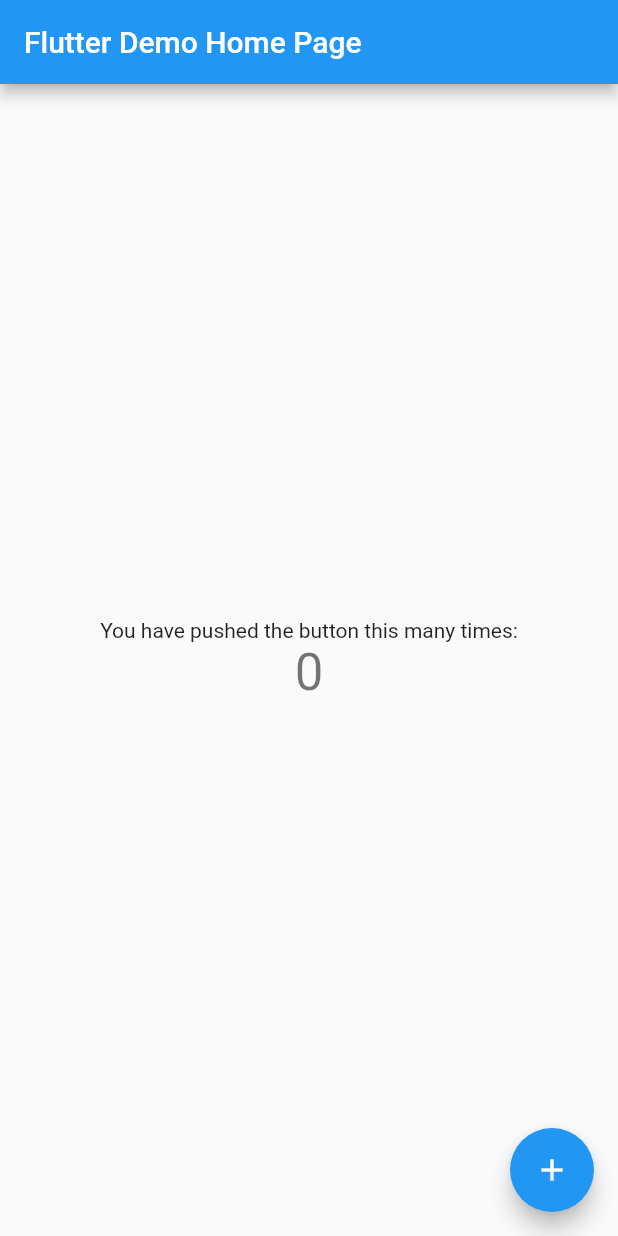
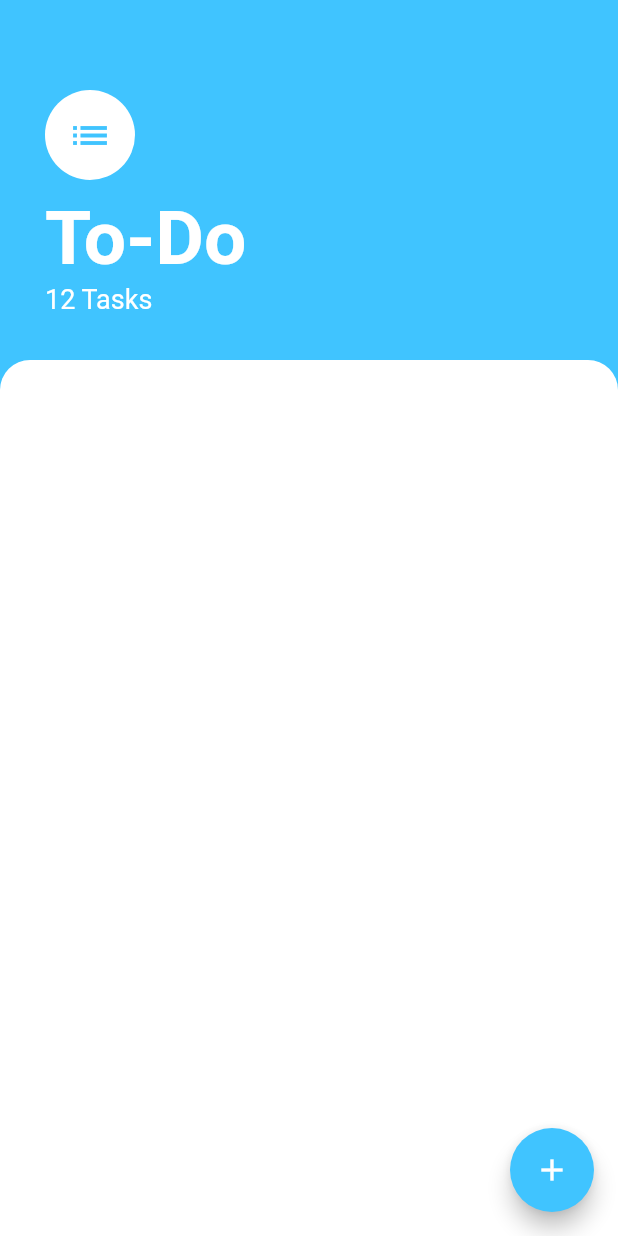
Before and after one commit to amccormack92/todoey, a Flutter app: the screen it shows after launch, on a phone screen of 412 x 824 dp. Run offline on Flutter 3.47's test engine with Material 2 defaults, Android fonts, the phone set to English and light mode, and no system bars.

Commit message:
initial design added

```diff
--- a/lib/main.dart
+++ b/lib/main.dart
@@ -1,115 +1,71 @@
 import 'package:flutter/material.dart';
+import 'package:todoey/screens/tasks_screen.dart';
+// import 'package:provider/provider.dart';
 
-void main() {
-  runApp(const MyApp());
-}
+void main() => runApp(const MyApp());
 
 class MyApp extends StatelessWidget {
   const MyApp({super.key});
 
-  // This widget is the root of your application.
   @override
   Widget build(BuildContext context) {
-    return MaterialApp(
-      title: 'Flutter Demo',
-      theme: ThemeData(
-        // This is the theme of your application.
-        //
-        // Try running your application with "flutter run". You'll see the
-        // application has a blue toolbar. Then, without quitting the app, try
-        // changing the primarySwatch below to Colors.green and then invoke
-        // "hot reload" (press "r" in the console where you ran "flutter run",
-        // or simply save your changes to "hot reload" in a Flutter IDE).
-        // Notice that the counter didn't reset back to zero; the application
-        // is not restarted.
-        primarySwatch: Colors.blue,
-      ),
-      home: const MyHomePage(title: 'Flutter Demo Home Page'),
+    return const MaterialApp(
+      home: TasksScreen(),
     );
   }
 }
 
-class MyHomePage extends StatefulWidget {
-  const MyHomePage({super.key, required this.title});
+// class Level1 extends StatelessWidget {
+//   @override
+//   Widget build(BuildContext context) {
+//     return Container(
+//       child: Level2(),
+//     );
+//   }
+// }
 
-  // This widget is the home page of your application. It is stateful, meaning
-  // that it has a State object (defined below) that contains fields that affect
-  // how it looks.
+// class Level2 extends StatelessWidget {
+//   @override
+//   Widget build(BuildContext context) {
+//     return Column(
+//       children: [
+//         MyTextField(),
+//         Level3(),
+//       ],
+//     );
+//   }
+// }
 
-  // This class is the configuration for the state. It holds the values (in this
-  // case the title) provided by the parent (in this case the App widget) and
-  // used by the build method of the State. Fields in a Widget subclass are
-  // always marked "final".
+// class Level3 extends StatelessWidget {
+//   @override
+//   Widget build(BuildContext context) {
+//     return Text(Provider.of<Data>(context).data);
+//   }
+// }
 
-  final String title;
+// class MyText extends StatelessWidget {
+//   @override
+//   Widget build(BuildContext context) {
+//     return Text(Provider.of<Data>(context, listen: false).data);
+//   }
+// }
 
-  @override
-  State<MyHomePage> createState() => _MyHomePageState();
-}
+// class MyTextField extends StatelessWidget {
+//   @override
+//   Widget build(BuildContext context) {
+//     return TextField(
+//       onChanged: (newText) {
+//         // Provider.of<Data>(context).changeString(newText);
+//       },
+//     );
+//   }
+// }
 
-class _MyHomePageState extends State<MyHomePage> {
-  int _counter = 0;
+// class Data extends ChangeNotifier {
+//   String data = 'Some data';
 
-  void _incrementCounter() {
-    setState(() {
-      // This call to setState tells the Flutter framework that something has
-      // changed in this State, which causes it to rerun the build method below
-      // so that the display can reflect the updated values. If we changed
-      // _counter without calling setState(), then the build method would not be
-      // called again, and so nothing would appear to happen.
-      _counter++;
-    });
-  }
-
-  @override
-  Widget build(BuildContext context) {
-    // This method is rerun every time setState is called, for instance as done
-    // by the _incrementCounter method above.
-    //
-    // The Flutter framework has been optimized to make rerunning build methods
-    // fast, so that you can just rebuild anything that needs updating rather
-    // than having to individually change instances of widgets.
-    return Scaffold(
-      appBar: AppBar(
-        // Here we take the value from the MyHomePage object that was created by
-        // the App.build method, and use it to set our appbar title.
-        title: Text(widget.title),
-      ),
-      body: Center(
-        // Center is a layout widget. It takes a single child and positions it
-        // in the middle of the parent.
-        child: Column(
-          // Column is also a layout widget. It takes a list of children and
-          // arranges them vertically. By default, it sizes itself to fit its
-          // children horizontally, and tries to be as tall as its parent.
-          //
-          // Invoke "debug painting" (press "p" in the console, choose the
-          // "Toggle Debug Paint" action from the Flutter Inspector in Android
-          // Studio, or the "Toggle Debug Paint" command in Visual Studio Code)
-          // to see the wireframe for each widget.
-          //
-          // Column has various properties to control how it sizes itself and
-          // how it positions its children. Here we use mainAxisAlignment to
-          // center the children vertically; the main axis here is the vertical
-          // axis because Columns are vertical (the cross axis would be
-          // horizontal).
-          mainAxisAlignment: MainAxisAlignment.center,
-          children: <Widget>[
-            const Text(
-              'You have pushed the button this many times:',
-            ),
-            Text(
-              '$_counter',
-              style: Theme.of(context).textTheme.headline4,
-            ),
-          ],
-        ),
-      ),
-      floatingActionButton: FloatingActionButton(
-        onPressed: _incrementCounter,
-        tooltip: 'Increment',
-        child: const Icon(Icons.add),
-      ), // This trailing comma makes auto-formatting nicer for build methods.
-    );
-  }
-}
+//   void changeString(String newString) {
+//     data = newString;
+//     notifyListeners();
+//   }
+// }
--- /dev/null
+++ b/lib/screens/tasks_screen.dart
@@ -0,0 +1,67 @@
+import 'package:flutter/material.dart';
+
+class TasksScreen extends StatelessWidget {
+  const TasksScreen({super.key});
+
+  @override
+  Widget build(BuildContext context) {
+    return Scaffold(
+      backgroundColor: Colors.lightBlueAccent,
+      floatingActionButton: FloatingActionButton(
+        backgroundColor: Colors.lightBlueAccent,
+        child: const Icon(
+          Icons.add,
+          color: Colors.white,
+        ),
+        onPressed: () => {},
+      ),
+      body: Column(
+        crossAxisAlignment: CrossAxisAlignment.start,
+        children: [
+          Container(
+              padding: const EdgeInsets.only(
+                  top: 60.0, left: 30, right: 30, bottom: 30),
+              child: Column(
+                  crossAxisAlignment: CrossAxisAlignment.start,
+                  children: const <Widget>[
+                    CircleAvatar(
+                      backgroundColor: Colors.white,
+                      radius: 30,
+                      child: Icon(
+                        Icons.list,
+                        size: 30,
+                        color: Colors.lightBlueAccent,
+                      ),
+                    ),
+                    SizedBox(
+                      height: 10,
+                    ),
+                    Text(
+                      'To-Do',
+                      style: TextStyle(
+                          color: Colors.white,
+                          fontSize: 50,
+                          fontWeight: FontWeight.w700),
+                    ),
+                    Text(
+                      '12 Tasks',
+                      style: TextStyle(
+                        color: Colors.white,
+                        fontSize: 18,
+                      ),
+                    ),
+                  ])),
+          Expanded(
+            child: Container(
+              decoration: const BoxDecoration(
+                  color: Colors.white,
+                  borderRadius: BorderRadius.only(
+                      topLeft: Radius.circular(20),
+                      topRight: Radius.circular(20))),
+            ),
+          ),
+        ],
+      ),
+    );
+  }
+}
```
Also changed, not shown: lib/example.dart (added, +13 -0 lines), 1 other file.
